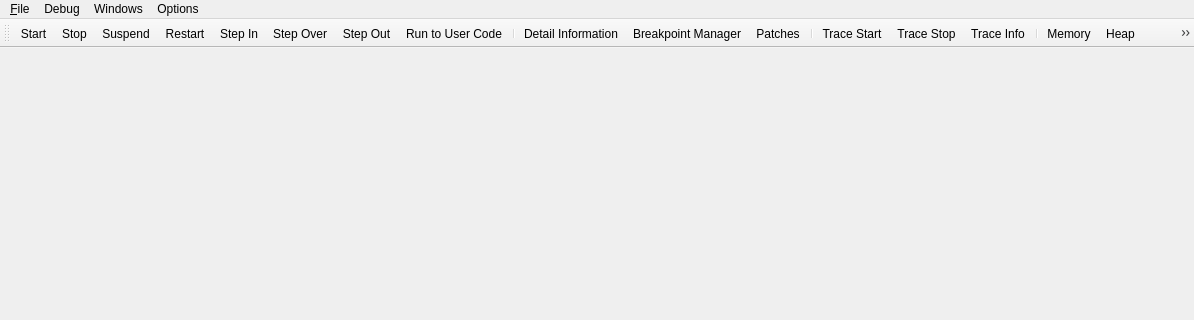
The window that qtNanomite/qtDLGNanomite.ui (zer0fl4g/Nanomite) describes before a commit, drawn with Qt 5; both pictures show x 0 to 1194 and y 0 to 320 of the 1194 by 826 pixel window.
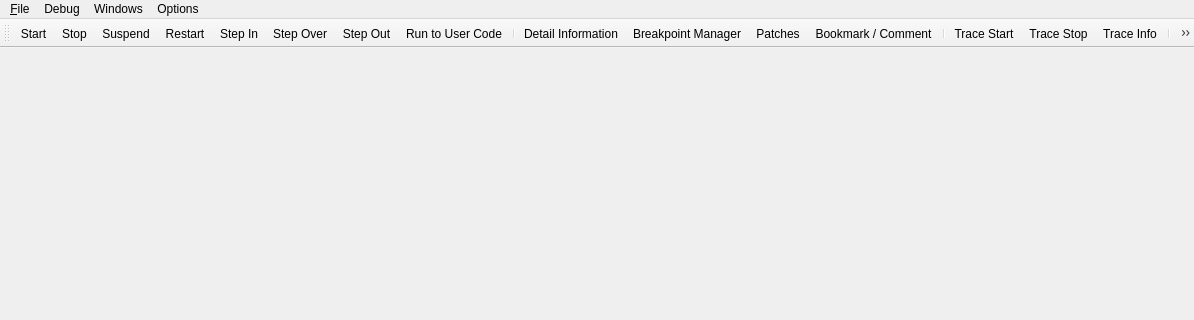
The same window after the commit. Icons and pictures are not drawn.

Commit message: added bookmarks added comments fixed a bug which lead to a lost commandline when restarting as admin

Patch:
```diff
--- a/qtNanomite/qtDLGNanomite.ui
+++ b/qtNanomite/qtDLGNanomite.ui
@@ -182,6 +182,7 @@
    <addaction name="actionWindow_Detail_Information"/>
    <addaction name="actionWindow_Breakpoint_Manager"/>
    <addaction name="actionWindow_Show_Patches"/>
+   <addaction name="actionWindow_Show_Bookmarks"/>
    <addaction name="separator"/>
    <addaction name="actionDebug_Trace_Start"/>
    <addaction name="actionDebug_Trace_Stop"/>
@@ -522,6 +523,15 @@
     <string>Update</string>
    </property>
   </action>
+  <action name="actionWindow_Show_Bookmarks">
+   <property name="icon">
+    <iconset resource="qtDLGNanomite.qrc">
+     <normaloff>:/DLGNanomite/Icons/ID_Bookmarks.ico</normaloff>:/DLGNanomite/Icons/ID_Bookmarks.ico</iconset>
+   </property>
+   <property name="text">
+    <string>Bookmark / Comment</string>
+   </property>
+  </action>
  </widget>
  <layoutdefault spacing="6" margin="11"/>
  <resources>
```
Left out of the diff: 1 changed line with no effect on the pictures. The commit also changes 14 other files.
